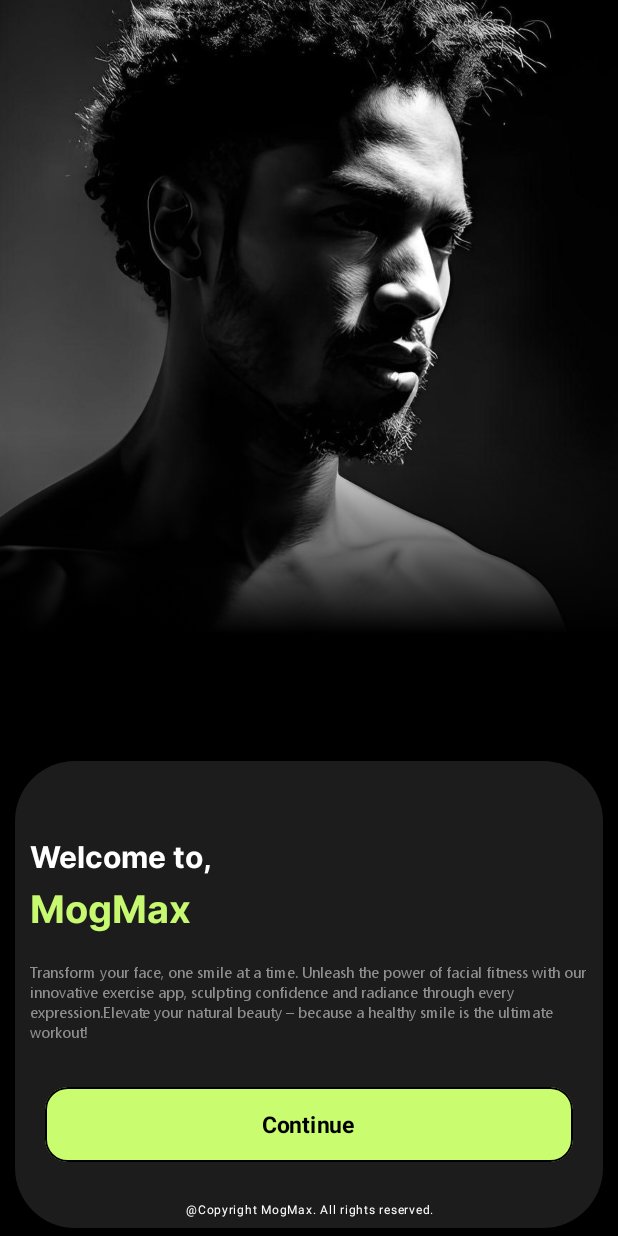
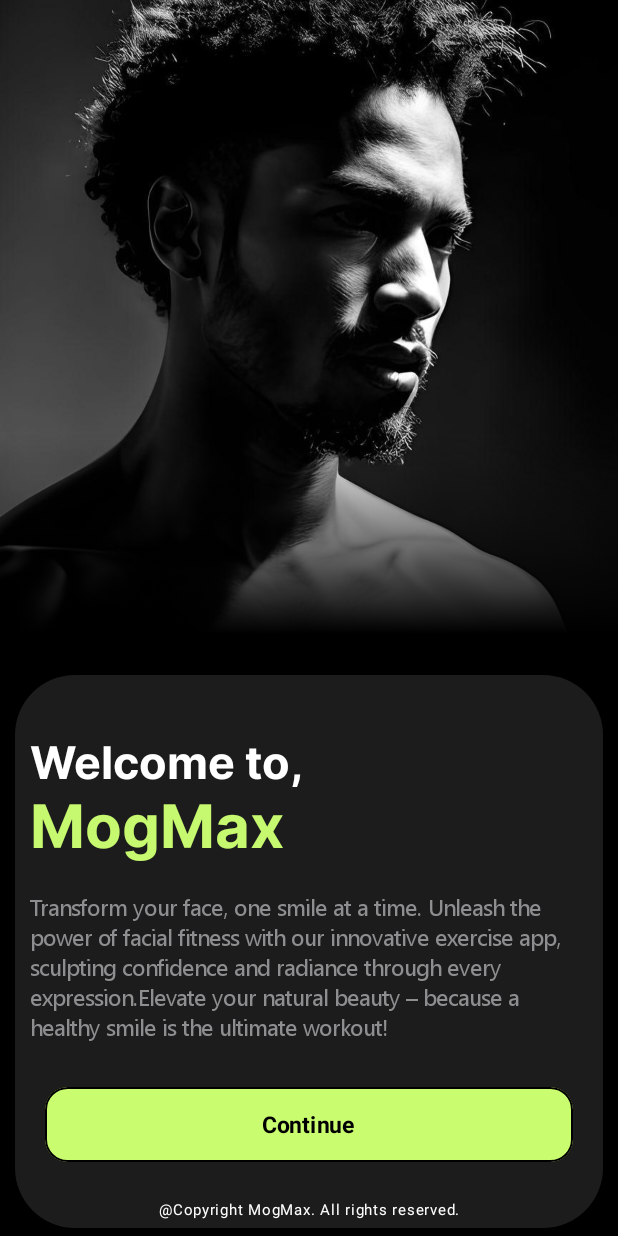
Before and after one commit to navneetpal01/MogMax, an Android app built with Jetpack Compose: the screen it shows after launch (MainActivity), on a phone screen of 412 x 824 dp. Run offline under Robolectric (Android 15) with nearby library versions, the phone set to English and light mode, and no system bars; our stand-ins replace Dagger/Hilt's generated code, accompanist.

Commit message:
feb 9 work

```diff
--- a/app/src/main/java/com/example/mogmax/presentation/onboarding/components/getstartedcomp/ContinueButton.kt
+++ b/app/src/main/java/com/example/mogmax/presentation/getstarted/components/ContinueButton.kt
@@ -1,14 +1,12 @@
-package com.example.mogmax.presentation.onboarding.components.getstartedcomp
+package com.example.mogmax.presentation.getstarted.components
 
 import androidx.compose.foundation.BorderStroke
 import androidx.compose.foundation.clickable
 import androidx.compose.foundation.layout.Arrangement
 import androidx.compose.foundation.layout.Column
-import androidx.compose.foundation.layout.Row
 import androidx.compose.foundation.layout.fillMaxHeight
 import androidx.compose.foundation.layout.fillMaxWidth
 import androidx.compose.foundation.layout.height
-import androidx.compose.foundation.layout.padding
 import androidx.compose.foundation.shape.CornerSize
 import androidx.compose.foundation.shape.RoundedCornerShape
 import androidx.compose.material3.Surface
@@ -20,7 +18,6 @@
 import androidx.compose.ui.res.colorResource
 import androidx.compose.ui.text.font.FontWeight
 import androidx.compose.ui.tooling.preview.Preview
-import androidx.compose.ui.unit.dp
 import com.example.mogmax.R
 import com.example.mogmax.ui.theme.AppTheme
 
@@ -32,15 +29,14 @@
 ) {
     Surface(
         modifier = modifier
-            .height(50.dp)
+            .height(AppTheme.getMogMaxDimens.fiftyDp)
             .fillMaxWidth()
-            .padding(horizontal = 10.dp)
-            .clip(RoundedCornerShape(CornerSize(AppTheme.getStartedDimes.buttonCornerSize)))
+            .clip(RoundedCornerShape(CornerSize(AppTheme.getMogMaxDimens.fifteenDp)))
             .clickable {
                 onClick()
             },
-        shape = RoundedCornerShape(CornerSize(AppTheme.getStartedDimes.buttonCornerSize)),
-        border = BorderStroke(width = 1.dp, color = colorResource(id = R.color.black)),
+        shape = RoundedCornerShape(CornerSize(AppTheme.getMogMaxDimens.fifteenDp)),
+        border = BorderStroke(width = AppTheme.getMogMaxDimens.oneDp, color = colorResource(id = R.color.black)),
         color = colorResource(id = R.color.button_green)
     ) {
         Column(
@@ -50,16 +46,12 @@
             horizontalAlignment = Alignment.CenterHorizontally,
             verticalArrangement = Arrangement.Center
         ) {
-            Row(
-                verticalAlignment = Alignment.CenterVertically
-            ) {
-                Text(
-                    text = "Continue",
-                    fontSize = AppTheme.getStartedDimes.continueButtonTextSize,
-                    color = colorResource(id = R.color.black),
-                    fontWeight = FontWeight.Bold
-                )
-            }
+            Text(
+                text = "Continue",
+                fontSize = AppTheme.getMogMaxDimens.fifteenSp,
+                color = colorResource(id = R.color.black),
+                fontWeight = FontWeight.Bold
+            )
         }
     }
 }
--- a/app/src/main/java/com/example/mogmax/presentation/onboarding/components/getstartedcomp/GetStartedCard.kt
+++ b/app/src/main/java/com/example/mogmax/presentation/getstarted/components/GetStartedCard.kt
@@ -1,14 +1,12 @@
-package com.example.mogmax.presentation.onboarding.components.getstartedcomp
+package com.example.mogmax.presentation.getstarted.components
 
 import androidx.compose.foundation.layout.Box
 import androidx.compose.foundation.layout.Column
 import androidx.compose.foundation.layout.Row
 import androidx.compose.foundation.layout.fillMaxWidth
-import androidx.compose.foundation.layout.height
 import androidx.compose.foundation.layout.padding
 import androidx.compose.foundation.shape.CornerSize
 import androidx.compose.foundation.shape.RoundedCornerShape
-import androidx.compose.material3.MaterialTheme
 import androidx.compose.material3.Surface
 import androidx.compose.material3.Text
 import androidx.compose.runtime.Composable
@@ -17,13 +15,16 @@
 import androidx.compose.ui.draw.clip
 import androidx.compose.ui.res.colorResource
 import androidx.compose.ui.text.SpanStyle
+import androidx.compose.ui.text.TextStyle
 import androidx.compose.ui.text.buildAnnotatedString
 import androidx.compose.ui.text.style.TextAlign
 import androidx.compose.ui.text.style.TextOverflow
 import androidx.compose.ui.text.withStyle
-import androidx.compose.ui.unit.dp
 import com.example.mogmax.R
+import com.example.mogmax.presentation.getstarted.components.ContinueButton
 import com.example.mogmax.ui.theme.AppTheme
+import com.example.mogmax.ui.theme.interBold
+import com.example.mogmax.ui.theme.segoeFont
 
 
 @Composable
@@ -33,30 +34,28 @@
     Surface(
         modifier = Modifier
             .fillMaxWidth()
-            .padding(start = 10.dp, end = 10.dp, bottom = 5.dp),
-        shape = RoundedCornerShape(CornerSize(AppTheme.getStartedDimes.cardCornerSize)),
-        tonalElevation = 10.dp,
-        color = colorResource(id = R.color.system_gray_6),
-
+            .padding(start = AppTheme.getMogMaxDimens.tenDp, end = AppTheme.getMogMaxDimens.tenDp, bottom = AppTheme.getMogMaxDimens.fiveDp),
+        shape = RoundedCornerShape(CornerSize(AppTheme.getMogMaxDimens.fortyDp)),
+        tonalElevation = AppTheme.getMogMaxDimens.tenDp,
+        color = colorResource(id = R.color.system_gray_6)
         ) {
         Column(
             modifier = Modifier
-                .clip(shape = RoundedCornerShape(CornerSize(AppTheme.getStartedDimes.cardCornerSize)))
+                .clip(shape = RoundedCornerShape(CornerSize(AppTheme.getMogMaxDimens.fortyDp)))
         ) {
             Row(
                 modifier = Modifier
                     .fillMaxWidth()
-                //    .background(Color.Cyan)
             ) {
                 Text(
                     modifier = Modifier
                         .fillMaxWidth()
-                        .padding(top = 40.dp, start = 10.dp, end = 10.dp, bottom = 10.dp),
+                        .padding(top = AppTheme.getMogMaxDimens.fortyDp, start = AppTheme.getMogMaxDimens.tenDp, end = AppTheme.getMogMaxDimens.tenDp, bottom = AppTheme.getMogMaxDimens.tenDp),
                     text = buildAnnotatedString {
                         withStyle(
                             style = SpanStyle(
                                 color = colorResource(id = R.color.white),
-                                fontSize = AppTheme.getStartedDimes.welcomeTextSize
+                                fontSize = AppTheme.getMogMaxDimens.thirtySp
                             )
                         ) {
                             append(text = "Welcome to,")
@@ -65,13 +64,13 @@
                         withStyle(
                             style = SpanStyle(
                                 color = colorResource(id = R.color.text_green),
-                                fontSize = AppTheme.getStartedDimes.mogMaxTextSize,
+                                fontSize = AppTheme.getMogMaxDimens.fortySp,
                             )
                         ) {
                             append(text = "MogMax")
                         }
                     },
-                    style = MaterialTheme.typography.displayMedium,
+                    style = TextStyle(fontFamily = interBold),
                     color = colorResource(id = R.color.white),
                     overflow = TextOverflow.Ellipsis
                 )
@@ -84,10 +83,11 @@
                 Text(
                     modifier = Modifier
                         .fillMaxWidth()
-                        .padding(all = AppTheme.getStartedDimes.bothTextPadding),
+                        .padding(all = AppTheme.getMogMaxDimens.tenDp),
                     text = "Transform your face, one smile at a time. Unleash the power of facial fitness with our innovative exercise app, sculpting confidence and radiance through every expression." +
                             "Elevate your natural beauty – because a healthy smile is the ultimate workout!",
-                    style = MaterialTheme.typography.displaySmall.copy(fontSize = AppTheme.getStartedDimes.descriptionTextSize),
+                    fontSize = AppTheme.getMogMaxDimens.fifteenSp,
+                    style = TextStyle(fontFamily = segoeFont),
                     color = colorResource(id = R.color.grey_text),
                     overflow = TextOverflow.Ellipsis,
                 )
@@ -95,14 +95,12 @@
             Column(
                 modifier = Modifier
                     .fillMaxWidth(),
-                //    .background(Color.Yellow)
                 horizontalAlignment = Alignment.CenterHorizontally
             ) {
                 ContinueButton(
                     modifier = Modifier
-                        .height(90.dp)
                         .fillMaxWidth()
-                        .padding(horizontal = 10.dp, vertical = 20.dp),
+                        .padding(horizontal = AppTheme.getMogMaxDimens.twentyDp, vertical = AppTheme.getMogMaxDimens.twentyDp),
                     onClick = {
                         onClick()
                     }
@@ -112,7 +110,7 @@
                         modifier = Modifier
                             .fillMaxWidth(),
                         text = "@Copyright MogMax. All rights reserved.",
-                        fontSize = AppTheme.getStartedDimes.copyrightTextSize,
+                        fontSize = AppTheme.getMogMaxDimens.tenSp,
                         textAlign = TextAlign.Center,
                         color = colorResource(id = R.color.white)
                     )
--- a/app/src/main/java/com/example/mogmax/presentation/onboarding/components/getstartedcomp/GetStartedImage.kt
+++ b/app/src/main/java/com/example/mogmax/presentation/getstarted/components/GetStartedImage.kt
@@ -1,4 +1,4 @@
-package com.example.mogmax.presentation.onboarding.components.getstartedcomp
+package com.example.mogmax.presentation.getstarted.components
 
 import androidx.compose.foundation.ExperimentalFoundationApi
 import androidx.compose.foundation.Image
--- a/app/src/main/java/com/example/mogmax/presentation/onboarding/IntroScreen.kt
+++ b/app/src/main/java/com/example/mogmax/presentation/intro/IntroScreen.kt
@@ -1,8 +1,8 @@
-package com.example.mogmax.presentation.onboarding
+package com.example.mogmax.presentation.intro
 
 import androidx.activity.compose.BackHandler
 import androidx.compose.foundation.background
-import androidx.compose.foundation.layout.Column
+import androidx.compose.foundation.layout.Box
 import androidx.compose.foundation.layout.fillMaxHeight
 import androidx.compose.foundation.layout.fillMaxWidth
 import androidx.compose.foundation.layout.navigationBarsPadding
@@ -19,7 +19,7 @@
     BackHandler {
         onBackClick()
     }
-    Column(
+    Box(
         modifier = Modifier
             .fillMaxHeight()
             .fillMaxWidth()
--- a/app/src/main/java/com/example/mogmax/presentation/nvgraph/NavGraph.kt
+++ b/app/src/main/java/com/example/mogmax/presentation/nvgraph/NavGraph.kt
@@ -6,8 +6,8 @@
 import androidx.navigation.compose.NavHost
 import androidx.navigation.compose.composable
 import androidx.navigation.compose.rememberNavController
-import com.example.mogmax.presentation.onboarding.GetStartedScreen
-import com.example.mogmax.presentation.onboarding.IntroScreen
+import com.example.mogmax.presentation.getstarted.GetStartedScreen
+import com.example.mogmax.presentation.intro.IntroScreen
 
 @Composable
 fun NavGraph(
--- a/app/src/main/java/com/example/mogmax/presentation/onboarding/components/getstartedcomp/GetStartedDimens.kt
+++ /dev/null
@@ -1,66 +0,0 @@
-package com.example.mogmax.presentation.onboarding.components.getstartedcomp
-
-import androidx.compose.ui.unit.Dp
-import androidx.compose.ui.unit.TextUnit
-import androidx.compose.ui.unit.dp
-import androidx.compose.ui.unit.sp
-
-data class GetStartedDimens(
-    val welcomeTextSize : TextUnit,
-    val mogMaxTextSize : TextUnit,
-    val descriptionTextSize : TextUnit,
-    val continueButtonTextSize : TextUnit,
-    val copyrightTextSize : TextUnit,
-    val bothTextPadding : Dp,
-    val cardCornerSize : Dp,
-    val buttonCornerSize : Dp
-)
-
-val smallGetStartedDimens = GetStartedDimens(
-    welcomeTextSize = 20.sp,
-    mogMaxTextSize = 25.sp,
-    descriptionTextSize = 10.sp,
-    continueButtonTextSize = 15.sp,
-    copyrightTextSize = 8.sp,
-    bothTextPadding = 10.dp,
-    cardCornerSize = 40.dp,
-    buttonCornerSize = 15.dp
-)
-//Main
-val compactGetStartedDimens = GetStartedDimens(
-    welcomeTextSize = 30.sp,
-    mogMaxTextSize = 40.sp,
-    descriptionTextSize = 15.sp,
-    continueButtonTextSize = 16.sp,
-    copyrightTextSize = 10.sp,
-    bothTextPadding = 10.dp,
-    cardCornerSize = 40.dp,
-    buttonCornerSize = 15.dp
-)
-
-val mediumGetStartedDimens = GetStartedDimens(
-    welcomeTextSize = 20.sp,
-    mogMaxTextSize = 25.sp,
-    descriptionTextSize = 10.sp,
-    continueButtonTextSize = 15.sp,
-    copyrightTextSize = 8.sp,
-    bothTextPadding = 10.dp,
-    cardCornerSize = 40.dp,
-    buttonCornerSize = 15.dp
-)
-val bigGetStartedDimes = GetStartedDimens(
-    welcomeTextSize = 20.sp,
-    mogMaxTextSize = 25.sp,
-    descriptionTextSize = 10.sp,
-    continueButtonTextSize = 15.sp,
-    copyrightTextSize = 8.sp,
-    bothTextPadding = 10.dp,
-    cardCornerSize = 40.dp,
-    buttonCornerSize = 15.dp
-)
-
-/* Testing Cleared
-1- 320 -> 360
-2- 361 -> 400
-
- */
--- a/app/src/main/java/com/example/mogmax/presentation/onboarding/components/introcomp/FirstPage.kt
+++ /dev/null
@@ -1,3 +0,0 @@
-package com.example.mogmax.presentation.onboarding.components.introcomp
-
-import androidx.compose.runtime.Composable
--- a/app/src/main/java/com/example/mogmax/presentation/onboarding/components/introcomp/SecondPage.kt
+++ /dev/null
@@ -1,11 +0,0 @@
-package com.example.mogmax.presentation.onboarding.components.introcomp
-
-import androidx.compose.runtime.Composable
-import androidx.compose.ui.tooling.preview.Preview
-
-
-@Preview
-@Composable
-fun NotificationScreenPrev() {
-
-}
--- a/app/src/main/java/com/example/mogmax/presentation/onboarding/components/introcomp/ThirdPage.kt
+++ /dev/null
@@ -1 +0,0 @@
-package com.example.mogmax.presentation.onboarding.components.introcomp
--- a/app/src/main/java/com/example/mogmax/ui/theme/AppUtils.kt
+++ b/app/src/main/java/com/example/mogmax/ui/theme/AppUtils.kt
@@ -4,36 +4,28 @@
 import androidx.compose.runtime.CompositionLocalProvider
 import androidx.compose.runtime.compositionLocalOf
 import androidx.compose.runtime.remember
-import com.example.mogmax.presentation.onboarding.components.getstartedcomp.GetStartedDimens
-import com.example.mogmax.presentation.onboarding.components.getstartedcomp.smallGetStartedDimens
 
 @Composable
 fun ProvideAppUtils(
-    dimensions: Dimensions,
-    getStartedDimens : GetStartedDimens,
+    mogMaxDimens : MogMaxDimens,
     orientation: Orientation,
     content: @Composable () -> Unit
 ) {
-    val dimSet = remember { dimensions }
-    val gsDimens = remember {getStartedDimens}
+    val mogMaxDimens = remember {mogMaxDimens}
     val orientation = remember { orientation }
     CompositionLocalProvider(
-        LocalAppDimens provides dimSet,
         LocalOrientationMode provides orientation,
-        LocalGetStartedDimens provides gsDimens,
+        LocalMogMaxDimens provides mogMaxDimens,
         content = content
     )
 
 }
 
 //which takes a lambda expression that returns the initial value of the local variable
-val LocalAppDimens = compositionLocalOf {
-    smallDimensions
-}
 
 val LocalOrientationMode = compositionLocalOf {
     Orientation.Portrait
 }
-val LocalGetStartedDimens = compositionLocalOf {
-    smallGetStartedDimens
+val LocalMogMaxDimens = compositionLocalOf {
+    smallMogMaxDimens
 }
--- a/app/src/main/java/com/example/mogmax/ui/theme/Dimensions.kt
+++ /dev/null
@@ -1,44 +0,0 @@
-package com.example.mogmax.ui.theme
-
-import androidx.compose.ui.unit.Dp
-import androidx.compose.ui.unit.dp
-
-data class Dimensions(
-    val small : Dp,
-    val smallMedium : Dp,
-    val medium : Dp,
-    val mediumLarge : Dp,
-    val large : Dp
-)
-
-val smallDimensions = Dimensions(
-    small = 2.dp,
-    smallMedium = 4.dp,
-    medium = 6.dp,
-    mediumLarge = 9.dp,
-    large = 12.dp
-)
-
-val compactDimensions = Dimensions(
-    small = 3.dp,
-    smallMedium = 5.dp,
-    medium = 8.dp,
-    mediumLarge = 11.dp,
-    large = 15.dp
-)
-
-val mediumDimensions = Dimensions(
-    small = 5.dp,
-    smallMedium = 7.dp,
-    medium = 10.dp,
-    mediumLarge = 13.dp,
-    large = 18.dp
-)
-
-val largeDimensions = Dimensions(
-    small = 8.dp,
-    smallMedium = 11.dp,
-    medium = 15.dp,
-    mediumLarge = 20.dp,
-    large = 25.dp
-)
--- /dev/null
+++ b/app/src/main/java/com/example/mogmax/ui/theme/MogMaxDimens.kt
@@ -0,0 +1,95 @@
+package com.example.mogmax.ui.theme
+
+import androidx.compose.ui.text.font.Font
+import androidx.compose.ui.text.font.FontFamily
+import androidx.compose.ui.unit.Dp
+import androidx.compose.ui.unit.TextUnit
+import androidx.compose.ui.unit.dp
+import androidx.compose.ui.unit.sp
+import com.example.mogmax.R
+val vigaFont = FontFamily(Font(R.font.viga_regular))
+val segoeFont = FontFamily(Font(R.font.segoe_ui))
+val interBold = FontFamily(Font(R.font.inter_bold))
+
+data class MogMaxDimens(
+    val oneDp : Dp,
+    val fiveDp : Dp,
+    val tenDp : Dp,
+    val twentyDp : Dp,
+    val fortyDp : Dp,
+    val fifteenDp : Dp,
+    val fiftyDp : Dp,
+    val ninetyDp : Dp,
+    //SP Units
+    val tenSp : TextUnit,
+    val fifteenSp : TextUnit,
+    val thirtySp : TextUnit,
+    val fortySp : TextUnit
+)
+
+val smallMogMaxDimens = MogMaxDimens(
+    oneDp = 1.dp,
+    fiveDp = 5.dp,
+    tenDp = 10.dp,
+    fifteenDp = 15.dp,
+    twentyDp = 20.dp,
+    fortyDp = 40.dp,
+    fiftyDp = 50.dp,
+    ninetyDp = 90.dp,
+    tenSp = 10.sp,
+    fifteenSp = 15.sp,
+    thirtySp = 30.sp,
+    fortySp = 40.sp
+)
+//Main
+val compactMogMaxDimens = MogMaxDimens(
+    oneDp = 1.dp,
+    fiveDp = 5.dp,
+    tenDp = 10.dp,
+    fifteenDp = 15.dp,
+    twentyDp = 20.dp,
+    fortyDp = 40.dp,
+    fiftyDp = 50.dp,
+    ninetyDp = 90.dp,
+    tenSp = 10.sp,
+    fifteenSp = 15.sp,
+    thirtySp = 30.sp,
+    fortySp = 40.sp
+)
+
+val mediumMogMaxDimens = MogMaxDimens(
+    oneDp = 1.dp,
+    fiveDp = 5.dp,
+    tenDp = 10.dp,
+    fifteenDp = 15.dp,
+    twentyDp = 20.dp,
+    fortyDp = 40.dp,
+    fiftyDp = 50.dp,
+    ninetyDp = 90.dp,
+    tenSp = 10.sp,
+    fifteenSp = 15.sp,
+    thirtySp = 30.sp,
+    fortySp = 40.sp
+)
+val bigMogMaxDimes = MogMaxDimens(
+    oneDp = 1.dp,
+    fiveDp = 5.dp,
+    tenDp = 10.dp,
+    fifteenDp = 15.dp,
+    twentyDp = 20.dp,
+    fortyDp = 40.dp,
+    fiftyDp = 50.dp,
+    ninetyDp = 90.dp,
+    tenSp = 10.sp,
+    fifteenSp = 15.sp,
+    thirtySp = 30.sp,
+    fortySp = 40.sp
+)
+
+//TODO::
+/* Testing Cleared
+1- <360
+2- 361 -> 400
+3- 401 -> 720
+
+ */
--- a/app/src/main/java/com/example/mogmax/ui/theme/Theme.kt
+++ b/app/src/main/java/com/example/mogmax/ui/theme/Theme.kt
@@ -14,11 +14,6 @@
 import androidx.compose.ui.platform.LocalContext
 import androidx.compose.ui.platform.LocalView
 import androidx.core.view.WindowCompat
-import com.example.mogmax.presentation.onboarding.components.getstartedcomp.GetStartedDimens
-import com.example.mogmax.presentation.onboarding.components.getstartedcomp.bigGetStartedDimes
-import com.example.mogmax.presentation.onboarding.components.getstartedcomp.compactGetStartedDimens
-import com.example.mogmax.presentation.onboarding.components.getstartedcomp.mediumGetStartedDimens
-import com.example.mogmax.presentation.onboarding.components.getstartedcomp.smallGetStartedDimens
 
 private val DarkColorScheme = darkColorScheme(
     primary = Purple80,
@@ -78,43 +73,25 @@
         else -> windowSizeClass.height
     }
 
-    val dimensions = when(sizeThatMaters){
-        is WindowSize.Small -> smallDimensions
-        is WindowSize.Compact -> compactDimensions
-        is WindowSize.Medium -> mediumDimensions
-        else -> largeDimensions
+
+    val getMogMaxDimens = when(sizeThatMaters){
+        is WindowSize.Small -> smallMogMaxDimens
+        is WindowSize.Compact -> compactMogMaxDimens
+        is WindowSize.Medium -> mediumMogMaxDimens
+        else -> bigMogMaxDimes
     }
-
-    val typography = when(sizeThatMaters){
-        is WindowSize.Small -> typographySmall
-        is WindowSize.Compact -> typographyCompact
-        is WindowSize.Medium -> typographyMedium
-        else -> typographyBig
-    }
-
-    val getStartedDimens = when(sizeThatMaters){
-        is WindowSize.Small -> smallGetStartedDimens
-        is WindowSize.Compact -> compactGetStartedDimens
-        is WindowSize.Medium -> mediumGetStartedDimens
-        else -> bigGetStartedDimes
-    }
-    ProvideAppUtils(dimensions = dimensions, orientation = orientation, getStartedDimens = getStartedDimens ) {
+    ProvideAppUtils(orientation = orientation, mogMaxDimens = getMogMaxDimens ) {
         MaterialTheme(
             colorScheme = colorScheme,
-            typography = typography,
             content = content
         )
     }
 }
 object AppTheme{
-    val dimens : Dimensions
-        @Composable
-        get() = LocalAppDimens.current
-
     val orientation : Orientation
         @Composable
         get() = LocalOrientationMode.current
-    val getStartedDimes : GetStartedDimens
+    val getMogMaxDimens : MogMaxDimens
         @Composable
-        get() = LocalGetStartedDimens.current
+        get() = LocalMogMaxDimens.current
 }
--- a/app/src/main/java/com/example/mogmax/ui/theme/Type.kt
+++ /dev/null
@@ -1,93 +0,0 @@
-package com.example.mogmax.ui.theme
-
-import androidx.compose.material3.Typography
-import androidx.compose.ui.text.TextStyle
-import androidx.compose.ui.text.font.Font
-import androidx.compose.ui.text.font.FontFamily
-import androidx.compose.ui.text.font.FontWeight
-import androidx.compose.ui.unit.sp
-import com.example.mogmax.R
-
-val vigaFont = FontFamily(Font(R.font.viga_regular))
-val segoeFont = FontFamily(Font(R.font.segoe_ui))
-val interBold = FontFamily(Font(R.font.inter_bold))
-val interExtraBold = FontFamily(Font(R.font.inter_extrabold))
-
-val typographySmall = Typography(
-    displayLarge = TextStyle(
-        fontFamily = vigaFont,
-        fontWeight = FontWeight.Normal,
-        fontSize = 28.sp,
-
-    ),
-    displayMedium = TextStyle(
-        fontFamily = interBold,
-        fontWeight = FontWeight.Normal,
-        fontSize = 25.sp
-    ),
-    displaySmall = TextStyle(
-        fontFamily = segoeFont,
-        fontWeight = FontWeight.Normal,
-        fontSize = 12.sp
-    ),
-
-)
-
-val typographyCompact = Typography(
-    displayLarge = TextStyle(
-        fontFamily = vigaFont,
-        fontWeight = FontWeight.Normal,
-        fontSize = 30.sp
-    ),
-    displayMedium = TextStyle(
-        fontFamily = interBold,
-        fontWeight = FontWeight.Normal,
-        fontSize = 27.sp
-    ),
-    displaySmall = TextStyle(
-        fontFamily = segoeFont,
-        fontWeight = FontWeight.Normal,
-        fontSize = 14.sp
-    )
-
-
-)
-
-val typographyMedium = Typography(
-    displayLarge = TextStyle(
-        fontFamily = vigaFont,
-        fontWeight = FontWeight.Normal,
-        fontSize = 34.sp
-    ),
-    displayMedium = TextStyle(
-        fontFamily = interBold,
-        fontWeight = FontWeight.Normal,
-        fontSize = 31.sp
-    ),
-    displaySmall = TextStyle(
-        fontFamily = segoeFont,
-        fontWeight = FontWeight.Normal,
-        fontSize = 18.sp
-
-    )
-
-)
-
-val typographyBig = Typography(
-    displayLarge = TextStyle(
-        fontFamily = vigaFont,
-        fontWeight = FontWeight.Normal,
-        fontSize = 42.sp
-    ),
-    displayMedium = TextStyle(
-        fontFamily = interBold,
-        fontWeight = FontWeight.Normal,
-        fontSize = 39.sp
-    ),
-    displaySmall = TextStyle(
-        fontFamily = segoeFont,
-        fontWeight = FontWeight.Normal,
-        fontSize = 26.sp
-    )
-
-)
--- a/app/src/main/java/com/example/mogmax/presentation/common/CurrentTime.kt
+++ b/app/src/main/java/com/example/mogmax/util/CurrentTime.kt
@@ -1,4 +1,4 @@
-package com.example.mogmax.presentation.common
+package com.example.mogmax.util
 
 import java.text.SimpleDateFormat
 import java.util.Date
--- a/app/src/main/java/com/example/mogmax/presentation/common/VibrateOnClick.kt
+++ b/app/src/main/java/com/example/mogmax/util/VibrateOnClick.kt
@@ -1,4 +1,4 @@
-package com.example.mogmax.presentation.common
+package com.example.mogmax.util
 
 import android.content.Context
 import android.os.Build
```
Also changed, not shown: app/src/main/java/com/example/mogmax/presentation/getstarted/GetStartedScreen.kt (renamed from app/src/main/java/com/example/mogmax/presentation/onboarding/GetStartedScreen.kt, +4 -4 lines).
